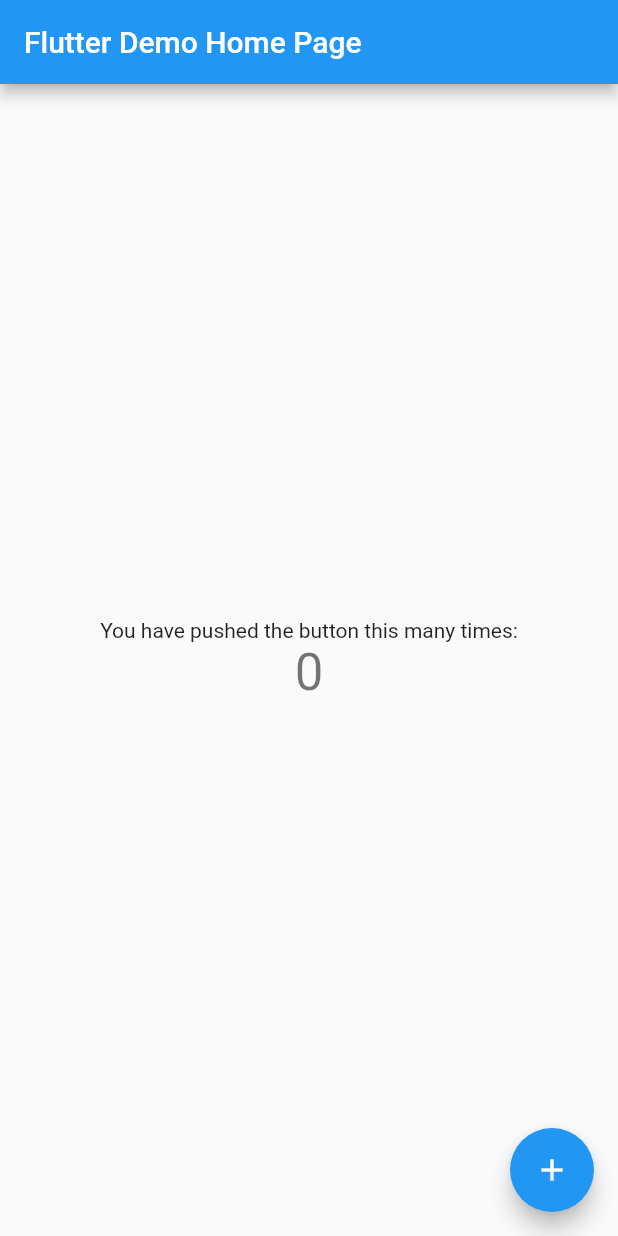
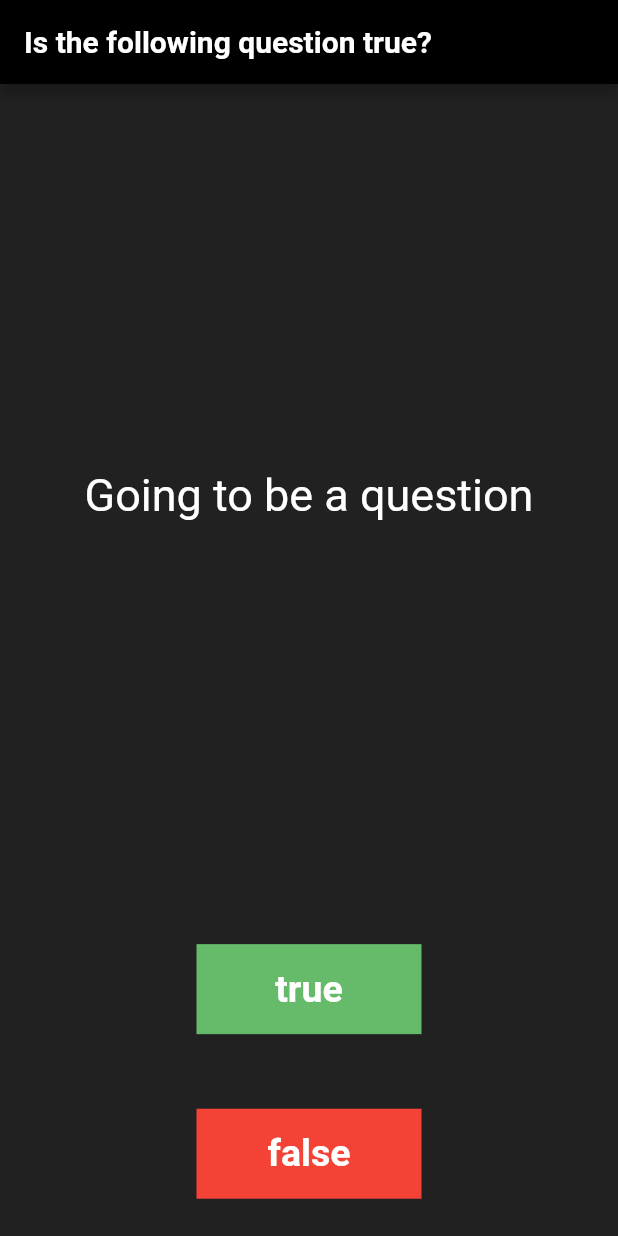
Before and after one commit to He-Martijn/quizzler2, a Flutter app: the screen it shows after launch, on a phone screen of 412 x 824 dp. Run offline on Flutter 3.47's test engine with Material 2 defaults, Android fonts, the phone set to English and light mode, and no system bars.

Commit message:
Create base lay-out of the app

```diff
--- a/lib/main.dart
+++ b/lib/main.dart
@@ -7,109 +7,92 @@ void main() {
 class MyApp extends StatelessWidget {
   const MyApp({Key? key}) : super(key: key);
 
-  // This widget is the root of your application.
   @override
   Widget build(BuildContext context) {
     return MaterialApp(
-      title: 'Flutter Demo',
-      theme: ThemeData(
-        // This is the theme of your application.
-        //
-        // Try running your application with "flutter run". You'll see the
-        // application has a blue toolbar. Then, without quitting the app, try
-        // changing the primarySwatch below to Colors.green and then invoke
-        // "hot reload" (press "r" in the console where you ran "flutter run",
-        // or simply save your changes to "hot reload" in a Flutter IDE).
-        // Notice that the counter didn't reset back to zero; the application
-        // is not restarted.
-        primarySwatch: Colors.blue,
+      home: Scaffold(
+        appBar: AppBar(
+          backgroundColor: Colors.black,
+          title: const Text('Is the following question true?',
+          style: TextStyle(
+            fontWeight: FontWeight.bold
+          ),),
+        ),
+        body: const MyBodyApp(),
       ),
-      home: const MyHomePage(title: 'Flutter Demo Home Page'),
     );
   }
 }
 
-class MyHomePage extends StatefulWidget {
-  const MyHomePage({Key? key, required this.title}) : super(key: key);
 
-  // This widget is the home page of your application. It is stateful, meaning
-  // that it has a State object (defined below) that contains fields that affect
-  // how it looks.
-
-  // This class is the configuration for the state. It holds the values (in this
-  // case the title) provided by the parent (in this case the App widget) and
-  // used by the build method of the State. Fields in a Widget subclass are
-  // always marked "final".
-
-  final String title;
+class MyBodyApp extends StatefulWidget {
+  const MyBodyApp({Key? key}) : super(key: key);
 
   @override
-  State<MyHomePage> createState() => _MyHomePageState();
+  _MyBodyAppState createState() => _MyBodyAppState();
 }
 
-class _MyHomePageState extends State<MyHomePage> {
-  int _counter = 0;
-
-  void _incrementCounter() {
-    setState(() {
-      // This call to setState tells the Flutter framework that something has
-      // changed in this State, which causes it to rerun the build method below
-      // so that the display can reflect the updated values. If we changed
-      // _counter without calling setState(), then the build method would not be
-      // called again, and so nothing would appear to happen.
-      _counter++;
-    });
-  }
-
+class _MyBodyAppState extends State<MyBodyApp> {
   @override
   Widget build(BuildContext context) {
-    // This method is rerun every time setState is called, for instance as done
-    // by the _incrementCounter method above.
-    //
-    // The Flutter framework has been optimized to make rerunning build methods
-    // fast, so that you can just rebuild anything that needs updating rather
-    // than having to individually change instances of widgets.
-    return Scaffold(
-      appBar: AppBar(
-        // Here we take the value from the MyHomePage object that was created by
-        // the App.build method, and use it to set our appbar title.
-        title: Text(widget.title),
+    return Container(
+      width: double.infinity,
+      height: double.infinity,
+      color: Colors.grey.shade900,
+      child: Column(
+        children: [
+          Expanded(
+              flex: 5,
+              child: Center(child: Text('Going to be a question',
+              style: TextStyle(
+                fontSize: 30,
+                color: Colors.white
+              ),))),
+          Expanded(
+              flex: 1,
+              child: TextButton(
+                child: Container(
+                  child: const Center(
+                    child: Text('true',
+                    style: TextStyle(
+                      fontSize: 25,
+                      fontWeight: FontWeight.bold,
+                      color: Colors.white
+                    ),),
+                  ),
+                  width: 150,
+                  height: 60,
+                  color: Colors.green.shade400,
+                ),
+                onPressed: (){
+                  print('true is pressed');
+                },
+              ),
+          ),
+          Expanded(
+            flex: 1,
+            child: TextButton(
+              child: Container(
+                child: const Center(
+                  child: Text('false',
+                    style: TextStyle(
+                        fontSize: 25,
+                        fontWeight: FontWeight.bold,
+                        color: Colors.white
+                    ),),
+                ),
+                width: 150,
+                height: 60,
+                color: Colors.red,
+              ),
+              onPressed: (){
+                print('false is pressed');
+              },
+            ),
+          ),
+          Row(children: [],)
+        ],
       ),
-      body: Center(
-        // Center is a layout widget. It takes a single child and positions it
-        // in the middle of the parent.
-        child: Column(
-          // Column is also a layout widget. It takes a list of children and
-          // arranges them vertically. By default, it sizes itself to fit its
-          // children horizontally, and tries to be as tall as its parent.
-          //
-          // Invoke "debug painting" (press "p" in the console, choose the
-          // "Toggle Debug Paint" action from the Flutter Inspector in Android
-          // Studio, or the "Toggle Debug Paint" command in Visual Studio Code)
-          // to see the wireframe for each widget.
-          //
-          // Column has various properties to control how it sizes itself and
-          // how it positions its children. Here we use mainAxisAlignment to
-          // center the children vertically; the main axis here is the vertical
-          // axis because Columns are vertical (the cross axis would be
-          // horizontal).
-          mainAxisAlignment: MainAxisAlignment.center,
-          children: <Widget>[
-            const Text(
-              'You have pushed the button this many times:',
-            ),
-            Text(
-              '$_counter',
-              style: Theme.of(context).textTheme.headline4,
-            ),
-          ],
-        ),
-      ),
-      floatingActionButton: FloatingActionButton(
-        onPressed: _incrementCounter,
-        tooltip: 'Increment',
-        child: const Icon(Icons.add),
-      ), // This trailing comma makes auto-formatting nicer for build methods.
     );
   }
 }
```
